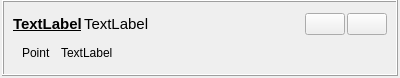
First picture: the form in view/region/region_card.ui, repository nextfoam/baram, before the edit.
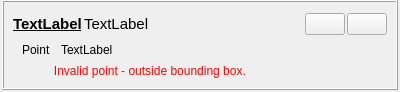
Second picture: the form after the edit. Icons and pictures are not drawn.

Commit message: Region 좌표 validation, add/edit 폼 제어 버그 수정

What changed in the file:
```diff
--- a/view/region/region_card.ui
+++ b/view/region/region_card.ui
@@ -7,7 +7,7 @@
     <x>0</x>
     <y>0</y>
     <width>400</width>
-    <height>78</height>
+    <height>92</height>
    </rect>
   </property>
   <property name="windowTitle">
@@ -151,7 +151,7 @@
           <number>4</number>
          </property>
          <property name="rightMargin">
-          <number>18</number>
+          <number>9</number>
          </property>
          <property name="bottomMargin">
           <number>4</number>
@@ -182,6 +182,16 @@
         </layout>
        </widget>
       </item>
+      <item>
+       <widget class="QLabel" name="warning">
+        <property name="styleSheet">
+         <string notr="true">color: red</string>
+        </property>
+        <property name="text">
+         <string>               Invalid point - outside bounding box.</string>
+        </property>
+       </widget>
+      </item>
      </layout>
     </widget>
    </item>
```
Left out of the diff: 2 changed lines with no effect on the pictures. The commit also changes 4 other files.
